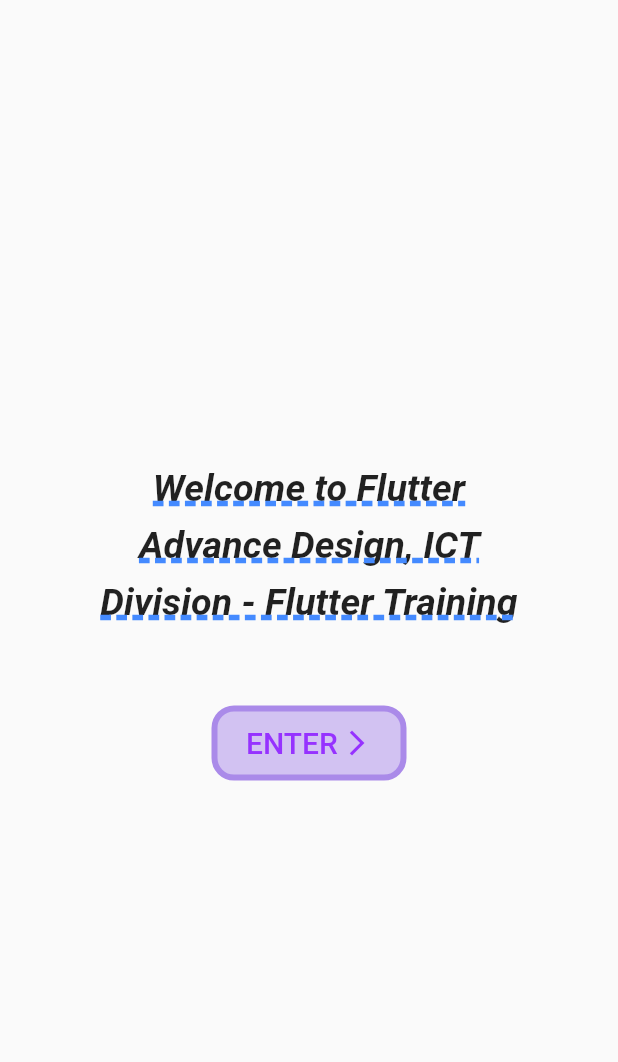
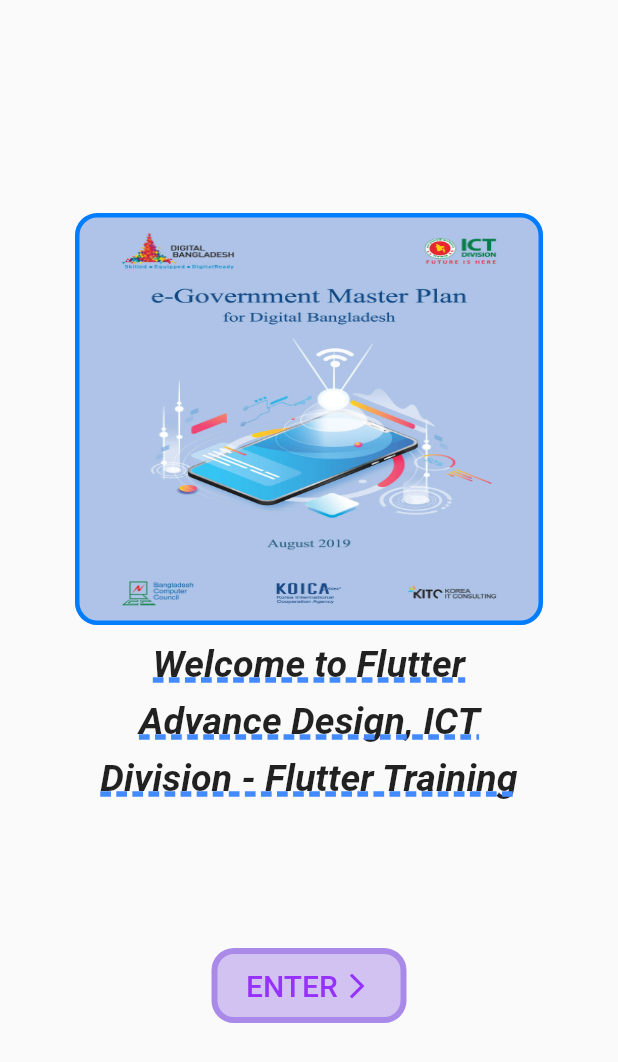
Before and after one commit to arman-arif/learing_flutter_and_dart, a Flutter app: the screen it shows after launch, on a phone screen of 412 x 824 dp. Shown: the top 1062 px of the screen. Run offline on Flutter 3.47's test engine with Material 2 defaults, Android fonts, the phone set to English and light mode, and no system bars.

Commit message:
Added image to splash screen

```diff
--- a/flutter_projects/second_app/lib/splash_screen.dart
+++ b/flutter_projects/second_app/lib/splash_screen.dart
@@ -16,14 +16,29 @@ class _SplashScreenState extends State<SplashScreen> {
       body: Align(
         alignment: Alignment.center,
         child: Container(
-          width: 350,
-          height: 250,
+          width: MediaQuery.of(context).size.width,
+          height: MediaQuery.of(context).size.height / 1.5,
           child: Column(
             mainAxisAlignment: MainAxisAlignment.spaceEvenly,
             children: [
               Container(
-                width: 350,
-                height: 150,
+                width: MediaQuery.of(context).size.width - 100,
+                height: MediaQuery.of(context).size.height / 3,
+                decoration: BoxDecoration(
+                    shape: BoxShape.rectangle,
+                    borderRadius: BorderRadius.circular(15),
+                    image: DecorationImage(
+                      image: AssetImage('images/splash_screen_image.png'),
+                      fit: BoxFit.fill,
+                    ),
+                    border: Border.all(
+                      width: 3,
+                      color: Color.fromRGBO(0, 125, 255, 1),
+                    )),
+              ),
+              Container(
+                width: MediaQuery.of(context).size.width / 1.2,
+                height: MediaQuery.of(context).size.height / 4,
                 padding: EdgeInsets.symmetric(horizontal: 30),
                 child: Text(
                   "Welcome to Flutter Advance Design, ICT Division - Flutter Training",
```
